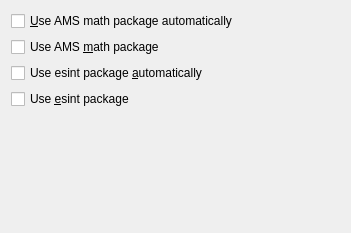
rpavlik/lyx-lucid-backport, file src/frontends/qt4/ui/MathsUi.ui: the form before one commit.
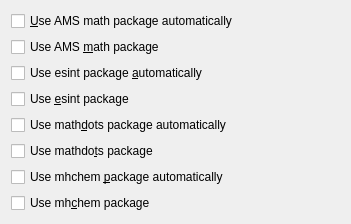
The form after the commit.

```diff
--- a/src/frontends/qt4/ui/MathsUi.ui
+++ b/src/frontends/qt4/ui/MathsUi.ui
@@ -6,20 +6,14 @@
     <x>0</x>
     <y>0</y>
     <width>351</width>
-    <height>233</height>
+    <height>224</height>
    </rect>
   </property>
   <property name="windowTitle">
    <string/>
   </property>
-  <layout class="QVBoxLayout">
-   <property name="spacing">
-    <number>6</number>
-   </property>
-   <property name="margin">
-    <number>11</number>
-   </property>
-   <item>
+  <layout class="QGridLayout" name="gridLayout">
+   <item row="0" column="0">
     <widget class="QCheckBox" name="amsautoCB">
      <property name="toolTip">
       <string>The AMS LaTeX packages are only used if symbols from the AMS math toolbars are inserted into formulas</string>
@@ -65,7 +59,50 @@
      </property>
     </widget>
    </item>
-   <item>
+   <item row="4" column="0">
+    <widget class="QCheckBox" name="mathdotsautoCB">
+     <property name="toolTip">
+      <string>The LaTeX package mathdots is only used if the command \iddots is inserted into formulas</string>
+     </property>
+     <property name="text">
+      <string>Use math&amp;dots package automatically</string>
+     </property>
+    </widget>
+   </item>
+   <item row="5" column="0">
+    <widget class="QCheckBox" name="mathdotsCB">
+     <property name="toolTip">
+      <string>The LaTeX package mathdots is used</string>
+     </property>
+     <property name="text">
+      <string>Use mathdo&amp;ts package</string>
+     </property>
+    </widget>
+   </item>
+   <item row="6" column="0">
+    <widget class="QCheckBox" name="mhchemautoCB">
+     <property name="toolTip">
+      <string>The LaTeX package mhchem is only used if either the command \ce or \cf is inserted into formulas</string>
+     </property>
+     <property name="text">
+      <string>Use mhchem &amp;package automatically</string>
+     </property>
+     <property name="checked">
+      <bool>false</bool>
+     </property>
+    </widget>
+   </item>
+   <item row="7" column="0">
+    <widget class="QCheckBox" name="mhchemCB">
+     <property name="toolTip">
+      <string>The LaTeX package mhchem is always used</string>
+     </property>
+     <property name="text">
+      <string>Use mh&amp;chem package</string>
+     </property>
+    </widget>
+   </item>
+   <item row="8" column="0">
     <spacer>
      <property name="orientation">
       <enum>Qt::Vertical</enum>
```
Left out of the diff: 6 changed lines with no effect on the pictures.
